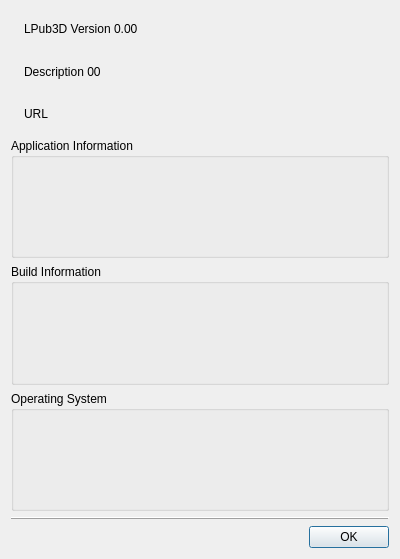
Old version of the form mainApp/aboutdialog.ui in the repository trevorsandy/lpub3d.
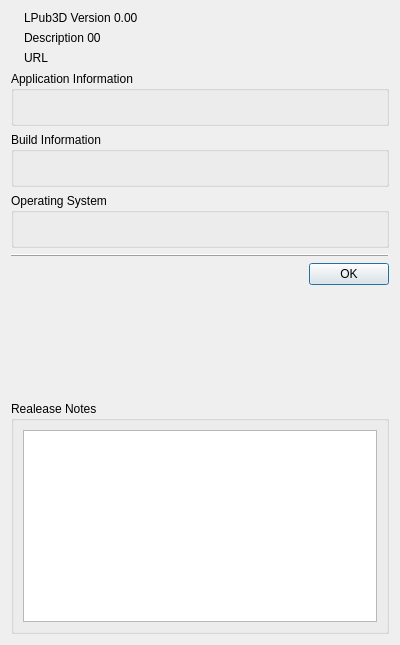
New version of the form. Icons and pictures are not drawn.

What changed in the file:
```diff
--- a/mainApp/aboutdialog.ui
+++ b/mainApp/aboutdialog.ui
@@ -7,12 +7,15 @@
     <x>0</x>
     <y>0</y>
     <width>400</width>
-    <height>559</height>
+    <height>645</height>
    </rect>
   </property>
   <property name="windowTitle">
    <string>About LPub3D</string>
   </property>
+  <property name="sizeGripEnabled">
+   <bool>false</bool>
+  </property>
   <layout class="QVBoxLayout" name="verticalLayout">
    <item>
     <layout class="QVBoxLayout" name="verticalLayout_3">
@@ -30,7 +33,7 @@
           <set>Qt::AlignCenter</set>
          </property>
          <property name="margin">
-          <number>16</number>
+          <number>5</number>
          </property>
         </widget>
        </item>
@@ -143,6 +146,53 @@
      </property>
     </widget>
    </item>
+   <item>
+    <spacer name="verticalSpacer">
+     <property name="orientation">
+      <enum>Qt::Vertical</enum>
+     </property>
+     <property name="sizeHint" stdset="0">
+      <size>
+       <width>20</width>
+       <height>0</height>
+      </size>
+     </property>
+    </spacer>
+   </item>
+   <item>
+    <widget class="QGroupBox" name="contentGroupBox">
+     <property name="title">
+      <string>Realease Notes</string>
+     </property>
+     <layout class="QVBoxLayout" name="verticalLayout_5">
+      <item>
+       <widget class="QPlainTextEdit" name="contentEdit">
+        <property name="baseSize">
+         <size>
+          <width>0</width>
+          <height>0</height>
+         </size>
+        </property>
+        <property name="acceptDrops">
+         <bool>false</bool>
+        </property>
+        <property name="documentTitle">
+         <string>Readme</string>
+        </property>
+        <property name="undoRedoEnabled">
+         <bool>false</bool>
+        </property>
+        <property name="lineWrapMode">
+         <enum>QPlainTextEdit::NoWrap</enum>
+        </property>
+        <property name="readOnly">
+         <bool>true</bool>
+        </property>
+       </widget>
+      </item>
+     </layout>
+    </widget>
+   </item>
   </layout>
  </widget>
  <resources>
```
